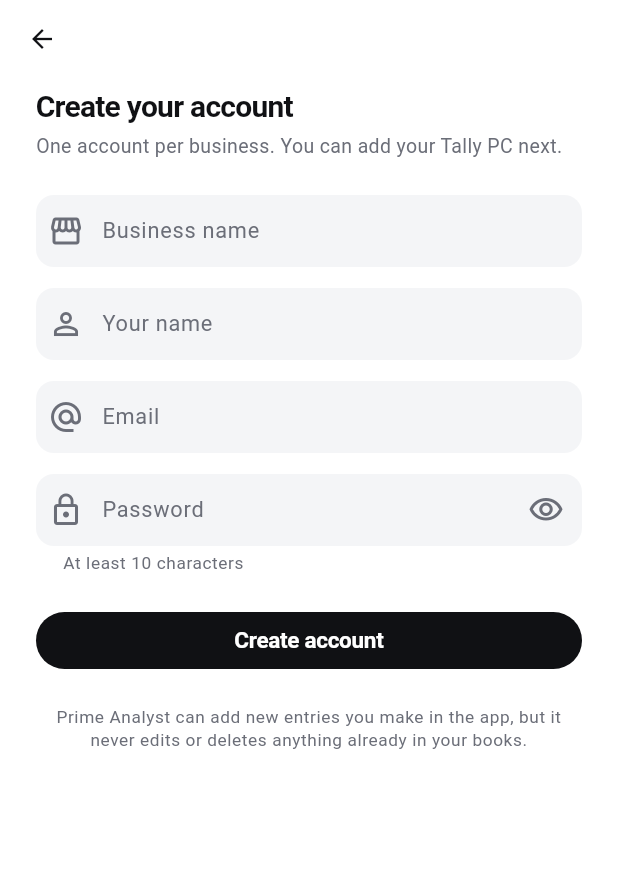
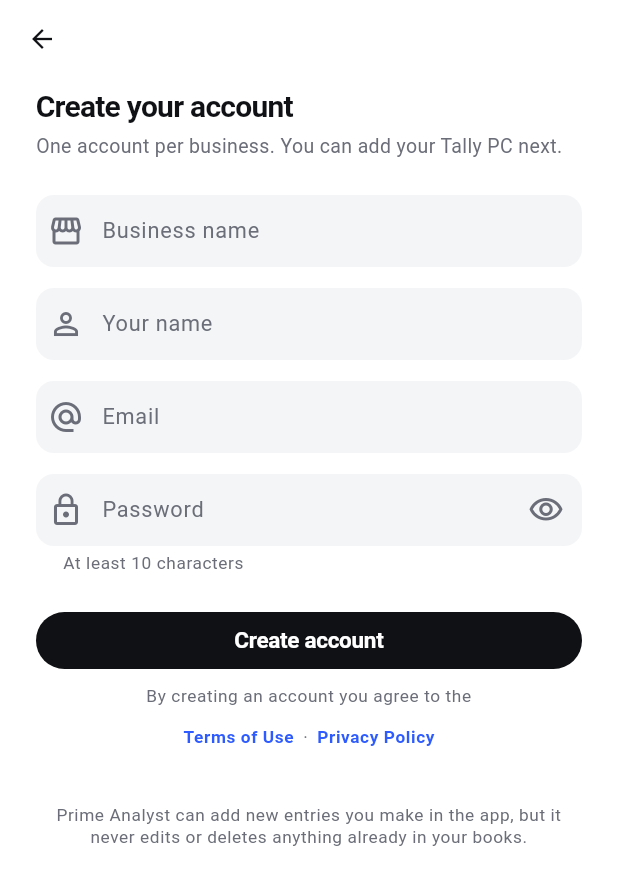
Before and after one commit to ShubhanshuPandey05/Tally_Application, a Flutter app: the SignUpScreen screen opened by its route, on a phone screen of 412 x 824 dp. Shown: the top 885 px of the screen. Run offline on Flutter 3.47's test engine with Material 3 defaults, Android fonts, the phone set to English and light mode, and no system bars; our stand-ins replace decimal, dio, fl_chart, flutter_riverpod, flutter_secure_storage, go_router and 5 more; missing offline and left inert: mobile_scanner; accounts and stored records are empty; network calls fail.

Commit message:
Add Terms of Use and Privacy Policy pages to the app
Both open from Profile, and from the sign-in and sign-up screens without
an account, so a person can read what they agree to before signing up.
The text describes what the product does: read-mostly, entries arriving
as optional vouchers, what the connector sends and how long the server
keeps it. The business's legal name, address, contacts, court city and
server location are bracketed placeholders in LegalDetails.

Co-Authored-By: Claude Opus 5.5 (1M context) <noreply@anthropic.com>
Claude-Session: https://claude.ai/code/session_015qKzomgzKZv15fMDG85kGn

```diff
--- a/apps/mobile/lib/src/app/router.dart
+++ b/apps/mobile/lib/src/app/router.dart
@@ -16,6 +16,8 @@ import '../features/dashboard/presentation/dashboard_screen.dart';
 import '../features/entries/domain/entry_draft.dart';
 import '../features/entries/presentation/new_entry_screen.dart';
 import '../features/entries/presentation/pending_entries_screen.dart';
+import '../features/legal/domain/legal_documents.dart';
+import '../features/legal/presentation/legal_screen.dart';
 import '../features/reports/presentation/daybook_screen.dart';
 import '../features/reports/presentation/godown_screen.dart';
 import '../features/reports/presentation/group_outstanding_screen.dart';
@@ -43,6 +45,11 @@ class Routes {
   static const String splash = '/splash';
   static const String signIn = '/sign-in';
   static const String signUp = '/sign-up';
+
+  /// Readable signed in or out: sign-up links to both, and somebody must be
+  /// able to read what they agree to before they have an account.
+  static const String terms = '/legal/terms';
+  static const String privacy = '/legal/privacy';
   static const String dashboard = '/';
   static const String reports = '/reports';
   static const String summary = '/summary';
@@ -159,6 +166,7 @@ final Provider<GoRouter> routerProvider = Provider<GoRouter>((Ref ref) {
       if (auth.status == AuthStatus.unknown) {
         return location == Routes.splash ? null : Routes.splash;
       }
+      if (location == Routes.terms || location == Routes.privacy) return null;
       if (!auth.isSignedIn) {
         return onAuthScreen ? null : Routes.signIn;
       }
@@ -199,6 +207,18 @@ final Provider<GoRouter> routerProvider = Provider<GoRouter>((Ref ref) {
       GoRoute(
         path: Routes.signUp,
         builder: (BuildContext context, GoRouterState state) => const SignUpScreen(),
+      ),
+      GoRoute(
+        path: Routes.terms,
+        parentNavigatorKey: _rootKey,
+        builder: (BuildContext context, GoRouterState state) =>
+            const LegalScreen(document: termsOfUse),
+      ),
+      GoRoute(
+        path: Routes.privacy,
+        parentNavigatorKey: _rootKey,
+        builder: (BuildContext context, GoRouterState state) =>
+            const LegalScreen(document: privacyPolicy),
       ),
       ShellRoute(
         navigatorKey: _shellKey,
--- a/apps/mobile/lib/src/features/auth/presentation/sign_in_screen.dart
+++ b/apps/mobile/lib/src/features/auth/presentation/sign_in_screen.dart
@@ -5,6 +5,7 @@ import 'package:go_router/go_router.dart';
 import '../../../app/router.dart';
 import '../../../app/theme.dart';
 import '../../../core/widgets/primitives.dart';
+import '../../legal/presentation/legal_screen.dart';
 import '../application/auth_controller.dart';
 
 class SignInScreen extends ConsumerStatefulWidget {
@@ -130,6 +131,8 @@ class _SignInScreenState extends ConsumerState<SignInScreen> {
                       style: theme.textTheme.bodySmall
                           ?.copyWith(color: context.mutedColor),
                     ),
+                    const SizedBox(height: 16),
+                    const LegalLinks(),
                   ],
                 ),
               ),
--- a/apps/mobile/lib/src/features/auth/presentation/sign_up_screen.dart
+++ b/apps/mobile/lib/src/features/auth/presentation/sign_up_screen.dart
@@ -4,6 +4,7 @@ import 'package:go_router/go_router.dart';
 
 import '../../../app/router.dart';
 import '../../../app/theme.dart';
+import '../../legal/presentation/legal_screen.dart';
 import '../application/auth_controller.dart';
 
 class SignUpScreen extends ConsumerStatefulWidget {
@@ -159,6 +160,10 @@ class _SignUpScreenState extends ConsumerState<SignUpScreen> {
                             )
                           : const Text('Create account'),
                     ),
+                    const SizedBox(height: 10),
+                    // Next to the button that does the agreeing, so nobody
+                    // accepts terms they were never shown.
+                    const LegalLinks(lead: 'By creating an account you agree to the'),
                     const SizedBox(height: 24),
                     Text(
                       'Prime Analyst can add new entries you make in the app, but it '
--- /dev/null
+++ b/apps/mobile/lib/src/features/legal/domain/legal_documents.dart
@@ -0,0 +1,292 @@
+/// The Terms of Use and the Privacy Policy, as data the app renders.
+///
+/// Held in the app rather than fetched, because both are linked from the
+/// sign-up screen: a person must be able to read what they are agreeing to
+/// with no account, no session and possibly no signal. A wording change ships
+/// with a release, and [LegalDocument.updated] says which version they read.
+///
+/// The text describes what the product actually does -- read-mostly, the one
+/// write path through optional vouchers, what the connector sends and what
+/// the server keeps -- so a change to any of those is a change to this file.
+library;
+
+/// The business behind the product. Every value in square brackets is a
+/// placeholder the owner has to supply before release.
+class LegalDetails {
+  const LegalDetails._();
+
+  static const String productName = 'Prime Analyst';
+  static const String legalName = '[Company legal name]';
+  static const String address = '[Registered office address]';
+  static const String contactEmail = '[contact email]';
+  static const String grievanceOfficer = '[Grievance Officer name]';
+  static const String grievanceEmail = '[grievance email]';
+  static const String jurisdictionCity = '[City]';
+  static const String serverLocation = '[server location]';
+}
+
+class LegalSection {
+  const LegalSection(this.heading, this.paragraphs);
+
+  final String heading;
+
+  /// Each entry is one paragraph. An entry starting with "• " is drawn as a
+  /// bullet, so a list reads as a list without a markup parser in the app.
+  final List<String> paragraphs;
+}
+
+class LegalDocument {
+  const LegalDocument({
+    required this.title,
+    required this.updated,
+    required this.intro,
+    required this.sections,
+  });
+
+  final String title;
+
+  /// Shown as "Last updated", in the form people write dates in India.
+  final String updated;
+  final String intro;
+  final List<LegalSection> sections;
+}
+
+const String _p = LegalDetails.productName;
+const String _us = LegalDetails.legalName;
+
+const LegalDocument termsOfUse = LegalDocument(
+  title: 'Terms of Use',
+  updated: '17 October 2026',
+  intro: 'These terms are an agreement between you and $_us ("we", "us"), the '
+      'provider of $_p. They cover the $_p mobile app, its web version, the '
+      '$_p Connector for Windows and the services behind them. By creating an '
+      'account or using $_p you accept these terms. If you use it for a '
+      'business, you accept them on behalf of that business.',
+  sections: <LegalSection>[
+    LegalSection('1. What $_p is', <String>[
+      '$_p shows reports, dashboards and analytics from your TallyPrime books on '
+          'your phone. It is a companion to TallyPrime, not accounting software '
+          'and not a replacement for it. Your books stay in TallyPrime.',
+      'TallyPrime is a trademark of Tally Solutions Pvt. Ltd. $_p is an '
+          'independent product and is not affiliated with or endorsed by Tally '
+          'Solutions.',
+    ]),
+    LegalSection('2. Your account', <String>[
+      'You must give accurate details when you sign up and keep your password '
+          'to yourself. You are responsible for everything done with your '
+          'account and by the people you add to it.',
+      'One account is for one business. The account admin decides who else can '
+          'sign in and which companies each person can see. Tell us straight '
+          'away if you think someone else has used your account; "Sign out on '
+          'all devices" in Profile ends every session at once.',
+      'A new account is reviewed before it can connect a Tally PC or add '
+          'people. Until then you can explore a sample company that is not real '
+          'business data.',
+    ]),
+    LegalSection('3. Connecting TallyPrime', <String>[
+      'To show your figures, you install the $_p Connector on the PC that runs '
+          'TallyPrime. The connector reads from TallyPrime on that PC and sends '
+          'the data to our servers over an encrypted connection. It never opens '
+          'a port on your computer or network.',
+      'You confirm that you are allowed to connect the companies you add, and '
+          'to let the people on your account see them.',
+      'Reading data puts some load on TallyPrime. The connector waits its turn '
+          'and you can slow it down from its own window, but you should not '
+          'expect TallyPrime to be as fast while a large first sync is running.',
+    ]),
+    LegalSection('4. Entries made from the app', <String>[
+      'The app can create new receipts, payments, sales, purchases, sales orders '
+          'and purchase orders. It cannot edit or delete anything already in '
+          'your books.',
+      'By default each new entry arrives in TallyPrime as an optional voucher. '
+          'It changes no balance or report until someone approves it inside '
+          'TallyPrime. Whoever sets the connector to post entries directly '
+          'accepts that entries from the app will then count straight away.',
+      'You are responsible for checking and approving the entries you or your '
+          'team make. If the app says an entry may or may not have been saved, '
+          'check the Day Book in TallyPrime before entering it again, or it may '
+          'be recorded twice.',
+    ]),
+    LegalSection('5. Figures are for information', <String>[
+      'We work hard to show your figures exactly as TallyPrime holds them, but '
+          'what you see is a copy and may be out of date, for example when your '
+          'PC is off. The app tells you when figures were last updated.',
+      'TallyPrime is the record. Check it before filing a return, paying tax, '
+          'or making a decision that depends on an exact figure. $_p does not '
+          'give accounting, tax or legal advice.',
+    ]),
+    LegalSection('6. Acceptable use', <String>[
+      'You agree not to:',
+      '• use $_p for anything unlawful, or for data you have no right to use;',
+      '• try to reach another business\'s data, or test, probe or break our '
+          'security;',
+      '• copy, resell, reverse engineer or build a competing service from $_p, '
+          'except where the law allows it;',
+      '• overload our servers or interfere with other customers\' use.',
+    ]),
+    LegalSection('7. Plans and payment', <String>[
+      'What your account covers, such as the number of companies and users, '
+          'and any fees, are set when your account is approved and may be '
+          'agreed with us or with one of our partners. If a subscription lapses '
+          'or is suspended, you may lose access to your data in the app until '
+          'it is renewed. Your books in TallyPrime are never affected.',
+    ]),
+    LegalSection('8. Your data', <String>[
+      'Your business data stays yours. You give us permission to store and '
+          'process it only to run $_p for you. How we handle it is described in '
+          'our Privacy Policy, which is part of these terms.',
+    ]),
+    LegalSection('9. Updates and changes', <String>[
+      'We update the app and the connector to fix problems and add features. '
+          'Some updates may be required to keep using the service. We may '
+          'change, suspend or stop a feature, and will give reasonable notice '
+          'of changes that matter to you where we can.',
+      'We may update these terms. When we do, we will change the date above '
+          'and, for significant changes, tell you in the app. Using $_p after '
+          'that means you accept the new terms.',
+    ]),
+    LegalSection('10. Ending the agreement', <String>[
+      'You can stop using $_p at any time and ask us to close your account. We '
+          'may suspend or close an account that breaks these terms or puts the '
+          'service or other customers at risk. When an account closes we delete '
+          'its data as set out in the Privacy Policy.',
+    ]),
+    LegalSection('11. Liability', <String>[
+      '$_p is provided "as is". To the extent the law allows, we do not promise '
+          'that it will always be available, error-free or suitable for a '
+          'particular purpose.',
+      'To the extent the law allows, we are not liable for indirect or '
+          'consequential losses, lost profits, or decisions made on figures '
+          'shown in the app, and our total liability for any claim is limited '
+          'to the fees you paid us in the 12 months before the claim. Nothing '
+          'here limits liability that cannot be limited by law.',
+    ]),
+    LegalSection('12. Law and disputes', <String>[
+      'These terms are governed by the laws of India. The courts at '
+          '${LegalDetails.jurisdictionCity} have exclusive jurisdiction over '
+          'any dispute about them. Please contact us first; most problems can '
+          'be solved without going that far.',
+    ]),
+    LegalSection('13. Contact', <String>[
+      _us,
+      LegalDetails.address,
+      'Email: ${LegalDetails.contactEmail}',
+    ]),
+  ],
+);
+
+const LegalDocument privacyPolicy = LegalDocument(
+  title: 'Privacy Policy',
+  updated: '17 October 2026',
+  intro: 'This policy explains what $_p collects, why, where it is kept and '
+      'what you can ask us to do with it. It is written to meet the Digital '
+      'Personal Data Protection Act, 2023 and the Information Technology Act, '
+      '2000 and its rules. $_us is responsible for the data described here.',
+  sections: <LegalSection>[
+    LegalSection('1. What we collect', <String>[
+      'About you and your team:',
+      '• your name, email address and business name, and a password we store '
+          'only as a one-way hash;',
+      '• who belongs to your account, their role, and which companies each '
+          'person can see;',
+      '• the devices you sign in on (the app version, platform and a short '
+          'device description), so you can see and end your sessions.',
+      'From TallyPrime, through the connector on your PC:',
+      '• company details, such as name and the years your books cover;',
+      '• ledgers, groups, balances, stock items, stock levels, godowns and '
+          'outstanding bills;',
+      '• vouchers and their entries, including party names, amounts, dates, '
+          'narrations and GST details;',
+      '• the PC\'s name, Windows version and connector version, and the '
+          'connector\'s own diagnostic log.',
+      'From using the app:',
+      '• a record of requests made to our servers, with time and IP address, '
+          'for security and troubleshooting;',
+      '• daily counts of activity per person (for example, how many reports '
+          'were opened). These counts never include which report, which '
+          'company or any figure.',
+    ]),
+    LegalSection('2. What we do not collect', <String>[
+      'We do not collect your contacts, photos, files or location. The app uses '
+          'the camera only to scan the pairing code shown by the connector, and '
+          'the image is not stored or sent anywhere. We do not use advertising '
+          'or third-party tracking, and we do not sell your data.',
+    ]),
+    LegalSection('3. Why we use it', <String>[
+      '• to build your dashboards and reports and keep them up to date;',
+      '• to send entries you create in the app to your TallyPrime;',
+      '• to sign you in, keep your account secure and keep each business\'s '
+          'data separate from every other;',
+      '• to find and fix problems, and to know whether the product is being '
+          'used, so we can support you and improve it;',
+      '• to meet our legal obligations.',
+      'We use your data because you ask us to provide the service when you sign '
+          'up and connect TallyPrime. You can withdraw that at any time by '
+          'disconnecting your PC or closing your account.',
+    ]),
+    LegalSection('4. Where it is kept and how it is protected', <String>[
+      'On your PC: the connector reads from TallyPrime on the same machine and '
+          'keeps data in memory only. Nothing is opened to the internet; the '
+          'connector makes the connection outwards.',
+      'In transit: everything between the connector, our servers and the app '
+          'travels over encrypted connections (TLS).',
+      'On our servers: your business data is encrypted at rest with AES-256. '
+          'Each company has its own key, and those keys are themselves '
+          'protected by a master key held in a key management service (AWS '
+          'KMS), separately from the database. A copy of the database on its '
+          'own cannot be read. Our servers decrypt a company\'s data only to '
+          'answer a request from someone allowed to see it.',
+      'On your phone: reports kept for offline use are stored encrypted with '
+          'AES-256, with the key held in the phone\'s secure storage (Android '
+          'Keystore or the iOS Keychain). Sign-in tokens are kept in the same '
+          'secure storage.',
+      'Our servers are located in ${LegalDetails.serverLocation}. Only a small number of '
+          'our staff can reach them, and only to run and support the service.',
+    ]),
+    LegalSection('5. Who can see it', <String>[
+      '• People on your account, and only for the companies the account admin '
+          'gives them.',
+      '• Our support staff and, where your account is managed by one of our '
+          'partners, that partner. Our management tools show how much of the '
+          'product an account uses, never the figures in your books.',
+      '• Service providers who host and run our infrastructure for us, under '
+          'contracts that let them use it only to provide that service.',
+      '• Authorities, when the law requires us to share it.',
+    ]),
+    LegalSection('6. How long we keep it', <String>[
+      '• Your business data: for as long as the company is connected to your '
+          'account. When you remove a company we keep its history so it can be '
+          'brought back if you add it again; ask us and we will delete it.',
+      '• Request records and diagnostic logs: two days.',
+      '• Daily activity counts: 180 days.',
+      '• Entries waiting to reach a PC that is switched off: seven days, then '
+          'they expire.',
+      '• Account details: until the account is closed, and then only as long '
+          'as the law requires.',
+    ]),
+    LegalSection('7. Your rights', <String>[
+      'You can ask us to:',
+      '• tell you what personal data we hold about you and how we use it;',
+      '• correct or complete it;',
+      '• delete it, and close your account;',
+      '• name someone who can exercise these rights for you if you cannot.',
+      'You can also withdraw your consent at any time. Write to the Grievance '
+          'Officer below. We will reply within 30 days. If you are not '
+          'satisfied, you can complain to the Data Protection Board of India.',
+    ]),
+    LegalSection('8. Children', <String>[
+      '$_p is a business tool and is not meant for anyone under 18. We do not '
+          'knowingly collect data about children.',
+    ]),
+    LegalSection('9. Changes to this policy', <String>[
+      'If we change how we handle your data, we will update this policy and the '
+          'date above, and tell you in the app before a significant change '
+          'takes effect.',
+    ]),
+    LegalSection('10. Grievance Officer', <String>[
+      LegalDetails.grievanceOfficer,
+      '$_us, ${LegalDetails.address}',
+      'Email: ${LegalDetails.grievanceEmail}',
+    ]),
+  ],
+);
--- /dev/null
+++ b/apps/mobile/lib/src/features/legal/presentation/legal_screen.dart
@@ -0,0 +1,131 @@
+import 'package:flutter/material.dart';
+import 'package:go_router/go_router.dart';
+
+import '../../../app/router.dart';
+import '../../../app/theme.dart';
+import '../../../core/layout/adaptive.dart';
+import '../domain/legal_documents.dart';
+
+/// One legal document, as plain readable text.
+///
+/// Reachable signed out, from the sign-up screen, so it depends on nothing
+/// but the document it is given: no account, no company, no network.
+class LegalScreen extends StatelessWidget {
+  const LegalScreen({super.key, required this.document});
+
+  final LegalDocument document;
+
+  @override
+  Widget build(BuildContext context) {
+    final ThemeData theme = Theme.of(context);
+    final TextStyle? body = theme.textTheme.bodyMedium?.copyWith(height: 1.5);
+
+    return Scaffold(
+      appBar: AppBar(title: Text(document.title)),
+      body: SafeArea(
+        top: false,
+        child: ContentPane(
+          child: SelectionArea(
+            child: ListView(
+              padding: const EdgeInsets.fromLTRB(20, 8, 20, 32),
+              children: <Widget>[
+                Text(
+                  'Last updated ${document.updated}',
+                  style: theme.textTheme.bodySmall
+                      ?.copyWith(color: context.mutedColor),
+                ),
+                const SizedBox(height: 12),
+                Text(document.intro, style: body),
+                for (final LegalSection section
+                    in document.sections) ...<Widget>[
+                  const SizedBox(height: 22),
+                  Text(section.heading, style: theme.textTheme.titleSmall),
+                  const SizedBox(height: 6),
+                  for (final String paragraph in section.paragraphs)
+                    _Paragraph(text: paragraph, style: body),
+                ],
+              ],
+            ),
+          ),
+        ),
+      ),
+    );
+  }
+}
+
+class _Paragraph extends StatelessWidget {
+  const _Paragraph({required this.text, required this.style});
+
+  final String text;
+  final TextStyle? style;
+
+  static const String _bullet = '• ';
+
+  @override
+  Widget build(BuildContext context) {
+    if (!text.startsWith(_bullet)) {
+      return Padding(
+        padding: const EdgeInsets.only(bottom: 8),
+        child: Text(text, style: style),
+      );
+    }
+    return Padding(
+      padding: const EdgeInsets.only(left: 4, bottom: 6),
+      child: Row(
+        crossAxisAlignment: CrossAxisAlignment.start,
+        children: <Widget>[
+          Text('•  ', style: style),
+          Expanded(child: Text(text.substring(_bullet.length), style: style)),
+        ],
+      ),
+    );
+  }
+}
+
+/// "Terms of Use · Privacy Policy" as two small links, for the auth screens.
+///
+/// Pushed rather than gone to, so Back returns to a half-filled sign-up form
+/// instead of throwing it away.
+class LegalLinks extends StatelessWidget {
+  const LegalLinks({super.key, this.lead});
+
+  /// A line above the links, such as what creating an account agrees to.
+  final String? lead;
+
+  @override
+  Widget build(BuildContext context) {
+    final ThemeData theme = Theme.of(context);
+    final TextStyle? small =
+        theme.textTheme.bodySmall?.copyWith(color: context.mutedColor);
+    final ButtonStyle link = TextButton.styleFrom(
+      visualDensity: VisualDensity.compact,
+      padding: const EdgeInsets.symmetric(horizontal: 6),
+      textStyle:
+          theme.textTheme.bodySmall?.copyWith(fontWeight: FontWeight.w600),
+    );
+
+    return Column(
+      children: <Widget>[
+        if (lead != null)
+          Text(lead!, textAlign: TextAlign.center, style: small),
+        Wrap(
+          alignment: WrapAlignment.center,
+          crossAxisAlignment: WrapCrossAlignment.center,
+          children: <Widget>[
+            TextButton(
+              style: link,
+              onPressed: () => context.push(Routes.terms),
+              child: const Text('Terms of Use'),
+            ),
+            Text('·', style: small),
+            TextButton(
+              style: link,
+              onPressed: () => context.push(Routes.privacy),
+              child: const Text('Privacy Policy'),
+            ),
+          ],
+        ),
+      ],
+    );
+  }
+}
--- a/apps/mobile/lib/src/features/settings/presentation/settings_screen.dart
+++ b/apps/mobile/lib/src/features/settings/presentation/settings_screen.dart
@@ -223,6 +223,27 @@ class SettingsScreen extends ConsumerWidget {
             ),
             const SizedBox(height: 14),
             const _UpdateCard(),
+            const SizedBox(height: 14),
+            Card(
+              clipBehavior: Clip.antiAlias,
+              child: Column(
+                children: <Widget>[
+                  ListTile(
+                    leading: const Icon(Icons.description_outlined),
+                    title: const Text('Terms of Use'),
+                    trailing: const Icon(Icons.chevron_right),
+                    onTap: () => context.push(Routes.terms),
+                  ),
+                  const Divider(indent: 68, height: 1),
+                  ListTile(
+                    leading: const Icon(Icons.privacy_tip_outlined),
+                    title: const Text('Privacy Policy'),
+                    trailing: const Icon(Icons.chevron_right),
+                    onTap: () => context.push(Routes.privacy),
+                  ),
+                ],
+              ),
+            ),
             const SizedBox(height: 24),
             Center(
               child: Text(
```
Also changed, not shown: 1 other file.
